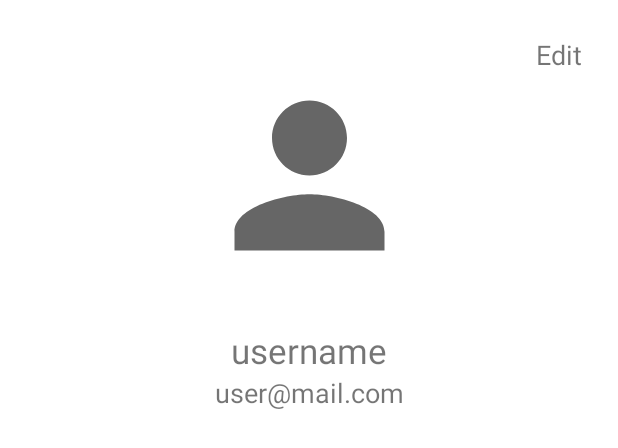
After one commit to Femastia/binar-challenge-chapter7, an Android app: the layout activity_profile.xml on its own in the app's theme, with its tools: preview values and no code run, on a phone screen of 412 x 824 dp. The commit adds this screen. Shown: the top 448 px of the screen. Run offline under Robolectric (Android 15) with nearby library versions, the phone set to English and light mode, and no system bars.

Commit message:
halam profile Ok

```diff
--- a/app/build.gradle
+++ b/app/build.gradle
@@ -57,7 +57,8 @@ dependencies {
     implementation "io.reactivex.rxjava2:rxjava:2.2.9"
     implementation "io.reactivex.rxjava2:rxandroid:2.1.0"
 
-
+    //
+    implementation 'com.github.bumptech.glide:glide:4.12.0'
     //mvvm
     // ViewModel
     implementation("androidx.lifecycle:lifecycle-viewmodel-ktx:2.4.0")
--- a/app/src/main/AndroidManifest.xml
+++ b/app/src/main/AndroidManifest.xml
@@ -11,6 +11,9 @@
         android:roundIcon="@mipmap/ic_launcher_round"
         android:supportsRtl="true"
         android:theme="@style/Theme.BinarChallengeChapter7">
+        <activity
+            android:name=".ProfileActivity"
+            android:exported="false" />
         <activity
             android:name=".video.VideoActivity"
             android:exported="true" />
--- a/app/src/main/java/com/ihsan/binarchallengechapter7/MainActivity.kt
+++ b/app/src/main/java/com/ihsan/binarchallengechapter7/MainActivity.kt
@@ -3,6 +3,7 @@ package com.ihsan.binarchallengechapter7
 import android.content.Intent
 import androidx.appcompat.app.AppCompatActivity
 import android.os.Bundle
+import android.provider.ContactsContract
 import androidx.lifecycle.ViewModelProvider
 import com.ihsan.binarchallengechapter7.databinding.ActivityMainBinding
 import com.ihsan.binarchallengechapter7.helper.LoginPref
@@ -36,6 +37,10 @@ class MainActivity : AppCompatActivity() {
                 startActivity(it)
             }
         }
+
+        binding.imgUser.setOnClickListener {
+            startActivity(Intent(this, ProfileActivity::class.java))
+        }
     }
 
     override fun onBackPressed() {
--- a/app/src/main/java/com/ihsan/binarchallengechapter7/network/ApiService.kt
+++ b/app/src/main/java/com/ihsan/binarchallengechapter7/network/ApiService.kt
@@ -1,5 +1,6 @@
 package com.ihsan.binarchallengechapter7.network
 
+import com.ihsan.binarchallengechapter7.model.ResponseUser
 import com.ihsan.binarchallengechapter7.model.SuccessAuth
 import com.ihsan.binarchallengechapter7.model.SuccessLogin
 import com.ihsan.binarchallengechapter7.model.SuccessRegister
@@ -27,4 +28,9 @@ interface ApiService {
     fun authentication(
         @Header("Authorization") token: String
     ): Call<SuccessAuth>
+
+    @GET("v1/users")
+    fun getuser(
+        @Header("Authorization") token: String
+    ): Call<ResponseUser>
 }
--- /dev/null
+++ b/app/src/main/res/drawable/ic_baseline_person_24.xml
@@ -0,0 +1,10 @@
+<vector xmlns:android="http://schemas.android.com/apk/res/android"
+    android:width="24dp"
+    android:height="24dp"
+    android:viewportWidth="24"
+    android:viewportHeight="24"
+    android:tint="?attr/colorControlNormal">
+  <path
+      android:fillColor="@android:color/white"
+      android:pathData="M12,12c2.21,0 4,-1.79 4,-4s-1.79,-4 -4,-4 -4,1.79 -4,4 1.79,4 4,4zM12,14c-2.67,0 -8,1.34 -8,4v2h16v-2c0,-2.66 -5.33,-4 -8,-4z"/>
+</vector>
--- a/app/src/main/res/layout/activity_main.xml
+++ b/app/src/main/res/layout/activity_main.xml
@@ -111,7 +111,7 @@
         </LinearLayout>
 
         <ImageView
-            android:id="@+id/img_list_user"
+            android:id="@+id/img_user"
             android:layout_width="180dp"
             android:layout_height="180dp"
             android:layout_marginTop="32dp"
@@ -134,7 +134,7 @@
             app:layout_constraintBottom_toBottomOf="parent"
             app:layout_constraintEnd_toEndOf="parent"
             app:layout_constraintStart_toStartOf="parent"
-            app:layout_constraintTop_toBottomOf="@+id/img_list_user" />
+            app:layout_constraintTop_toBottomOf="@+id/img_user" />
 
         <TextView
             android:id="@+id/tv_keluar"
--- /dev/null
+++ b/app/src/main/res/layout/activity_profile.xml
@@ -0,0 +1,66 @@
+<?xml version="1.0" encoding="utf-8"?>
+<androidx.constraintlayout.widget.ConstraintLayout xmlns:android="http://schemas.android.com/apk/res/android"
+    xmlns:app="http://schemas.android.com/apk/res-auto"
+    xmlns:tools="http://schemas.android.com/tools"
+    android:layout_width="match_parent"
+    android:layout_height="match_parent"
+    tools:context=".ProfileActivity">
+
+    <ProgressBar
+        android:id="@+id/progress_Bar"
+        android:layout_width="wrap_content"
+        android:layout_height="wrap_content"
+        android:visibility="gone"
+        app:layout_constraintBottom_toBottomOf="parent"
+        app:layout_constraintEnd_toEndOf="parent"
+        app:layout_constraintStart_toStartOf="parent"
+        app:layout_constraintTop_toTopOf="parent"
+        app:layout_constraintVertical_bias="0.120000005" />
+
+    <ImageView
+        android:id="@+id/img_profile"
+        android:layout_width="150dp"
+        android:layout_height="170dp"
+        android:layout_marginTop="32dp"
+        android:src="@drawable/ic_baseline_person_24"
+        app:layout_constraintEnd_toEndOf="parent"
+        app:layout_constraintStart_toStartOf="parent"
+        app:layout_constraintTop_toTopOf="parent" />
+
+    <TextView
+        android:id="@+id/tv_username"
+        android:layout_width="match_parent"
+        android:layout_height="wrap_content"
+        android:layout_marginTop="16dp"
+        android:singleLine="true"
+        android:text="@string/hint_username"
+        android:textAlignment="center"
+        android:textSize="23sp"
+        app:layout_constraintEnd_toEndOf="parent"
+        app:layout_constraintStart_toStartOf="parent"
+        app:layout_constraintTop_toBottomOf="@+id/img_profile" />
+
+    <TextView
+        android:id="@+id/tv_emailuser"
+        android:layout_width="match_parent"
+        android:layout_height="wrap_content"
+        android:singleLine="true"
+        android:text="user@mail.com"
+        android:textAlignment="center"
+        android:textSize="18sp"
+        app:layout_constraintEnd_toEndOf="parent"
+        app:layout_constraintStart_toStartOf="parent"
+        app:layout_constraintTop_toBottomOf="@+id/tv_username" />
+
+    <TextView
+        android:id="@+id/tv_edit_user"
+        android:layout_width="wrap_content"
+        android:layout_height="wrap_content"
+        android:layout_marginTop="24dp"
+        android:layout_marginEnd="24dp"
+        android:text="Edit"
+        android:textSize="18sp"
+        app:layout_constraintEnd_toEndOf="parent"
+        app:layout_constraintTop_toTopOf="parent" />
+
+</androidx.constraintlayout.widget.ConstraintLayout>
```
Also changed, not shown: app/src/main/java/com/ihsan/binarchallengechapter7/ProfileActivity.kt (added, +45 -0 lines), app/src/main/java/com/ihsan/binarchallengechapter7/model/ResponseUser.kt (added, +27 -0 lines), app/src/main/java/com/ihsan/binarchallengechapter7/viewmodel/MainViewModel.kt (+21 -0 lines).
